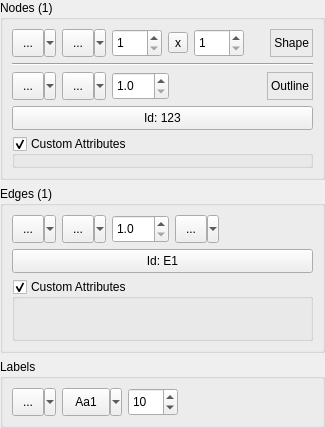
Before: the Qt Designer form code/src/CNodeEdgePropertiesUI.ui in ArsMasiuk/qvge, drawn with Qt 5.
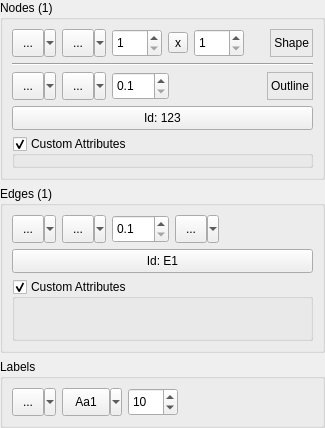
After: the same form once the commit is applied. Custom widgets are drawn as their Qt base class.

Diff of the .ui file:
```diff
--- a/code/src/CNodeEdgePropertiesUI.ui
+++ b/code/src/CNodeEdgePropertiesUI.ui
@@ -288,7 +288,7 @@
            <number>1</number>
           </property>
           <property name="minimum">
-           <double>1.000000000000000</double>
+           <double>0.100000000000000</double>
           </property>
           <property name="singleStep">
            <double>0.100000000000000</double>
@@ -469,7 +469,7 @@
            <number>1</number>
           </property>
           <property name="minimum">
-           <double>1.000000000000000</double>
+           <double>0.100000000000000</double>
           </property>
           <property name="singleStep">
            <double>0.100000000000000</double>
```
